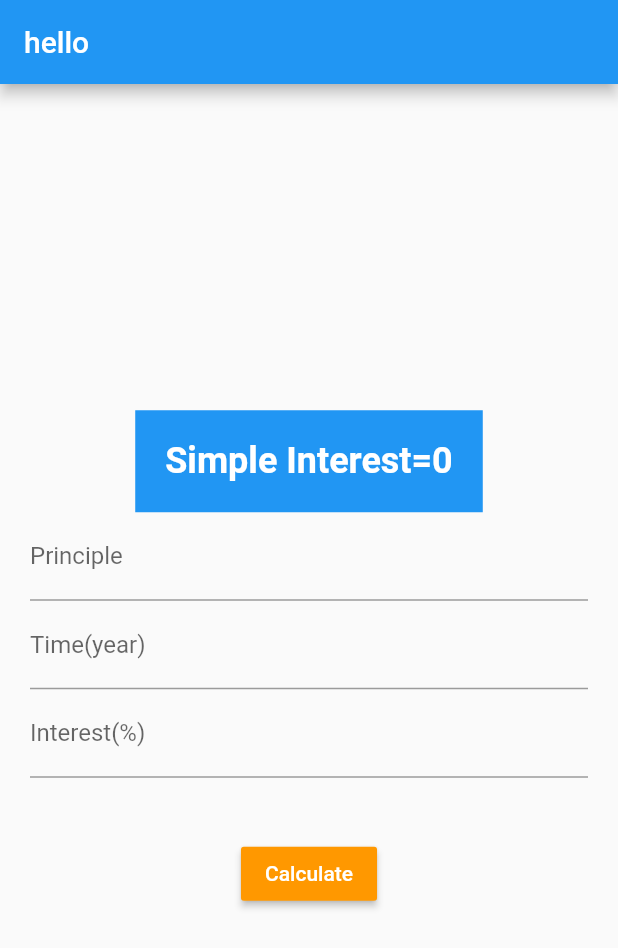
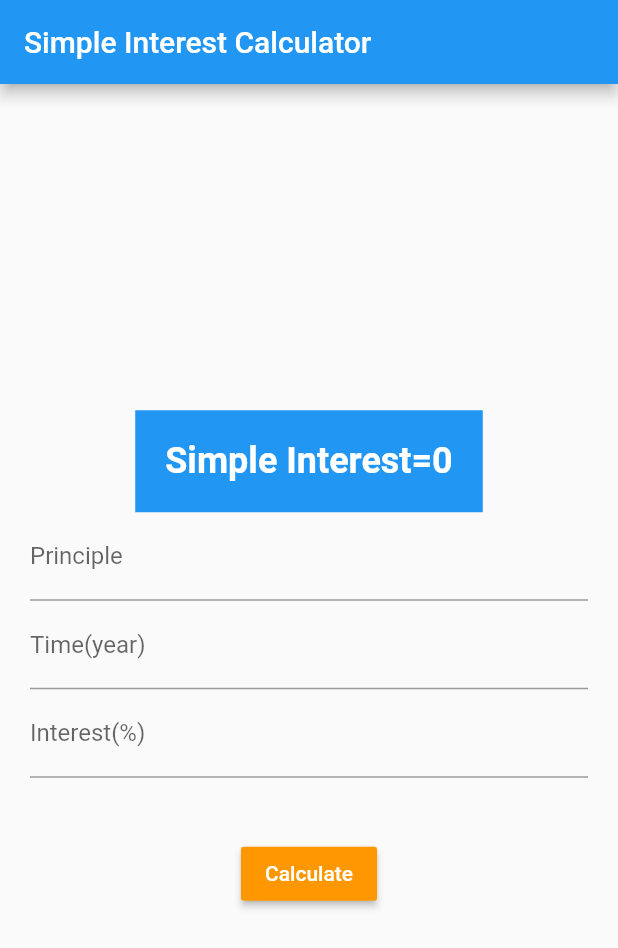
Before and after one commit to vineetkumarsharma17/Simple-Interest-flutter, a Flutter app: the screen it shows after launch, on a phone screen of 412 x 824 dp. Shown: the top 948 px of the screen. Run offline on Flutter 3.47's test engine with Material 2 defaults, Android fonts, the phone set to English and light mode, and no system bars.

Commit message:
this is third commit

```diff
--- a/lib/main.dart
+++ b/lib/main.dart
@@ -31,7 +31,7 @@ class _HomePageState extends State<HomePage> {
   Widget build(BuildContext context) {
     return Scaffold(
       appBar: AppBar(
-        title: Text('hello'),
+        title: Text('Simple Interest Calculator'),
       ),
       body: Center(
         child: Container(
```
